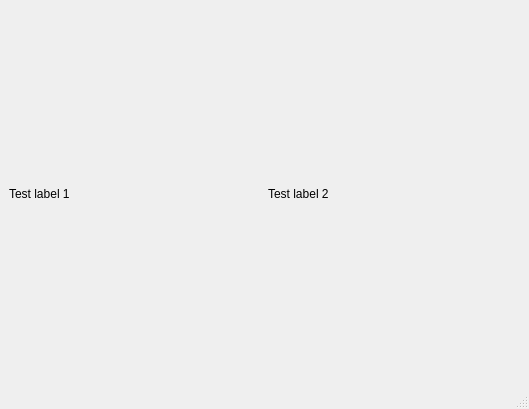
isym444/pyqtTodo, file mainwindow.ui: the form before one commit.
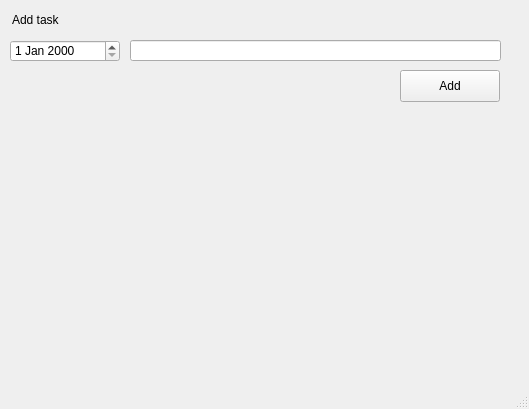
The form after the commit.

Commit message: Update: text/date box and add bottun added to ui

Diff of the .ui file:
```diff
--- a/mainwindow.ui
+++ b/mainwindow.ui
@@ -14,22 +14,52 @@
    <string>MainWindow</string>
   </property>
   <widget class="QWidget" name="centralwidget">
-   <layout class="QHBoxLayout" name="horizontalLayout">
-    <item>
      <widget class="QLabel" name="label">
+    <property name="geometry">
+     <rect>
+      <x>12</x>
+      <y>12</y>
+      <width>67</width>
+      <height>16</height>
+     </rect>
+    </property>
       <property name="text">
-       <string>Test label 1</string>
-      </property>
-     </widget>
-    </item>
-    <item>
-     <widget class="QLabel" name="label_2">
+     <string>Add task</string>
+    </property>
+   </widget>
+   <widget class="QDateEdit" name="dateEdit">
+    <property name="geometry">
+     <rect>
+      <x>10</x>
+      <y>40</y>
+      <width>110</width>
+      <height>22</height>
+     </rect>
+    </property>
+   </widget>
+   <widget class="QLineEdit" name="lineEdit">
+    <property name="geometry">
+     <rect>
+      <x>130</x>
+      <y>40</y>
+      <width>371</width>
+      <height>21</height>
+     </rect>
+    </property>
+   </widget>
+   <widget class="QPushButton" name="pushButton">
+    <property name="geometry">
+     <rect>
+      <x>400</x>
+      <y>70</y>
+      <width>100</width>
+      <height>32</height>
+     </rect>
+    </property>
       <property name="text">
-       <string>Test label 2</string>
-      </property>
-     </widget>
-    </item>
-   </layout>
+     <string>Add</string>
+    </property>
+   </widget>
   </widget>
   <widget class="QMenuBar" name="menubar">
    <property name="geometry">
```
Left out of the diff: 2 changed lines with no effect on the pictures. Lines whose indentation alone changed are shown as unchanged. The commit also changes 1 other file.
